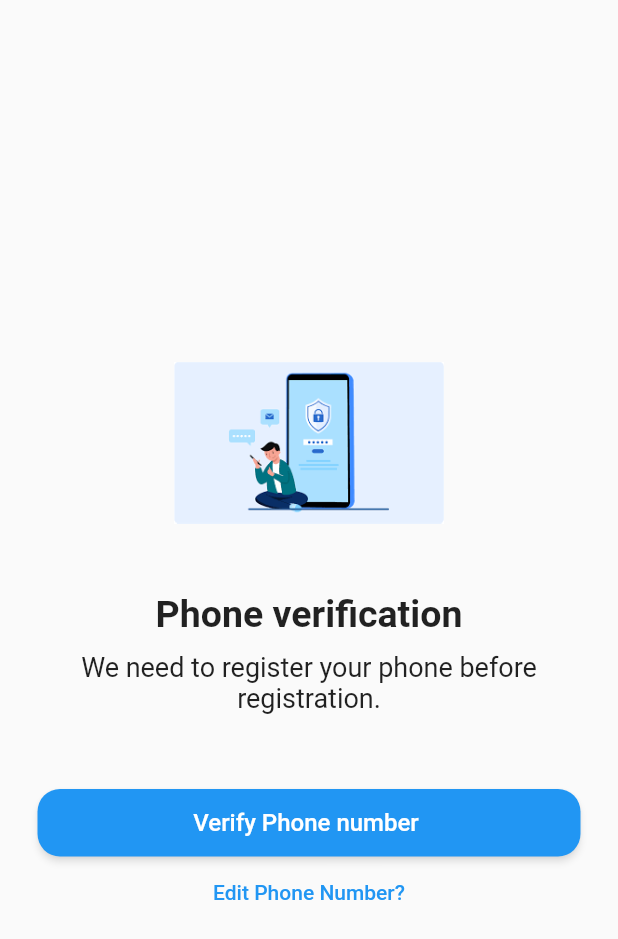
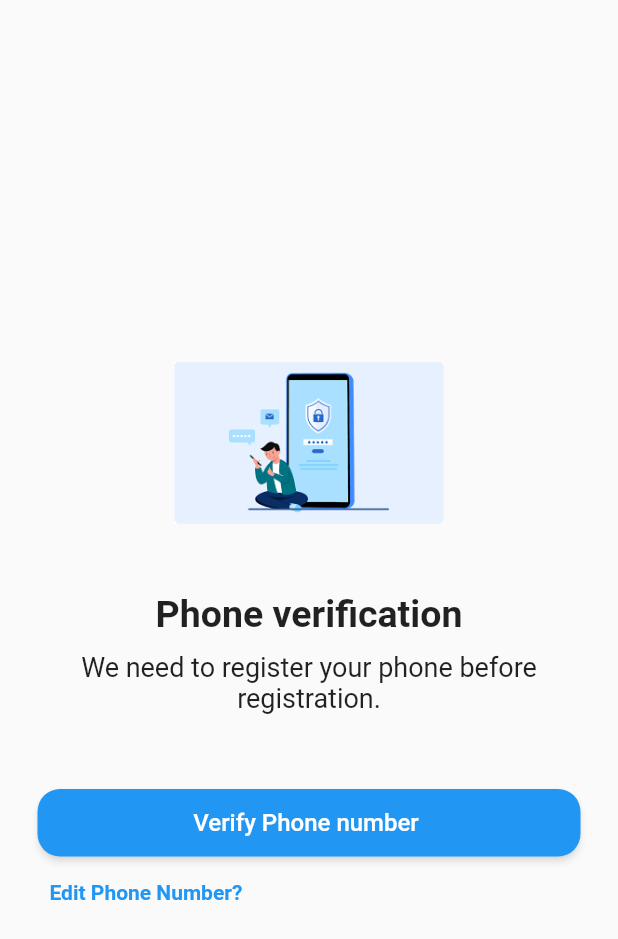
Before and after one commit to kirtijangid/Phone_Auth, a Flutter app: the OTP screen opened by its route, on a phone screen of 412 x 824 dp. Shown: the top 939 px of the screen. Run offline on Flutter 3.47's test engine with Material 2 defaults, Android fonts, the phone set to English and light mode, and no system bars.

Commit message:
adding pinput library

```diff
--- a/lib/otp.dart
+++ b/lib/otp.dart
@@ -8,8 +8,6 @@ class OTP extends StatefulWidget {
 }
 
 class _OTPState extends State<OTP> {
-
-
   @override
   Widget build(BuildContext context) {
     return Scaffold(
@@ -47,8 +45,9 @@ class _OTPState extends State<OTP> {
             SizedBox(
               height: 30,
             ),
-
-            SizedBox(height: 20,),
+            SizedBox(
+              height: 20,
+            ),
             SizedBox(
               height: 45,
               width: double.infinity,
@@ -65,10 +64,19 @@ class _OTPState extends State<OTP> {
                 ),
               ),
             ),
-            TextButton(
+            Row(
+            children: [TextButton(
               onPressed: () {},
-               child: Text('Edit Phone Number?',
-               style: TextStyle(color: Colors.blue),))
+              child: Text(
+                'Edit Phone Number?',
+                style: TextStyle(
+                  color: Colors.blue,
+                  fontWeight: FontWeight.bold
+                ),
+              ),
+            ),
+          ],
+          ),
           ],
         ),
       ),
--- a/pubspec.yaml
+++ b/pubspec.yaml
@@ -30,6 +30,7 @@ environment:
 dependencies:
   flutter:
     sdk: flutter
+  pinput: ^3.0.1
 
 
   # The following adds the Cupertino Icons font to your application.
```
Also changed, not shown: pubspec.lock.
